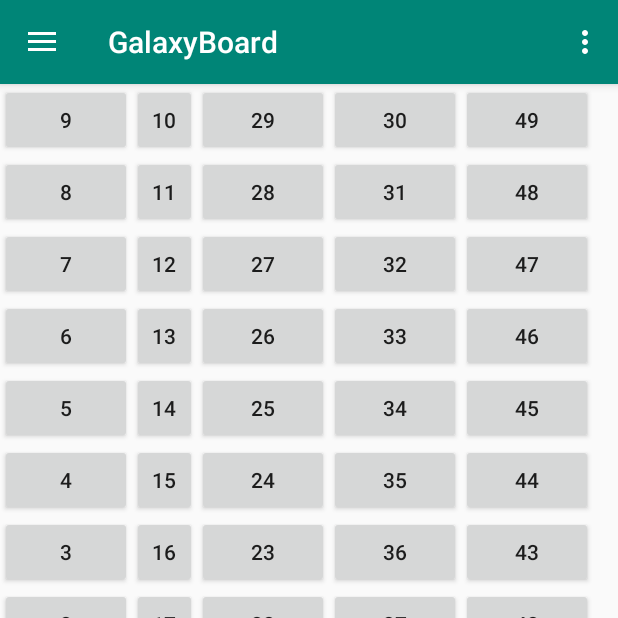
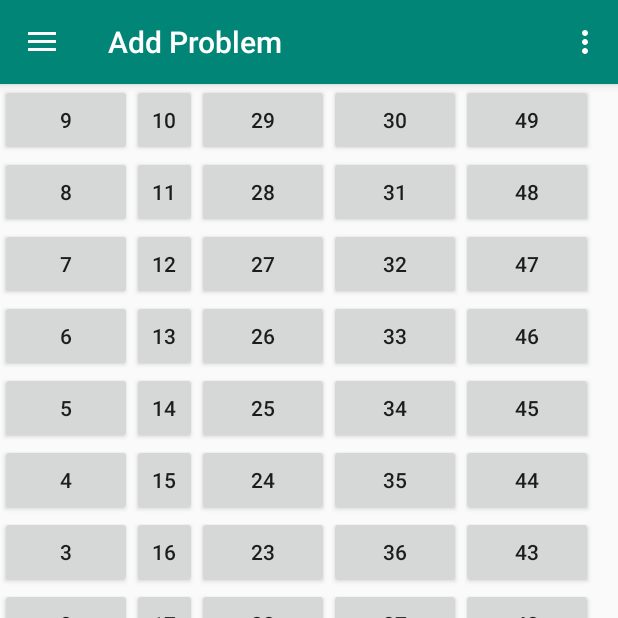
Before and after one commit to not-just-makers/galaxyboard-android, an Android app: the screen it shows after launch (MainActivity), on a phone screen of 412 x 824 dp, the top half of it. Run offline under Robolectric (Android 15) with nearby library versions, the phone set to English and light mode, and no system bars; libraries missing offline, so code that uses them is left out: petrov.kristiyan.colorpicker.

Commit message:
Use fragments instead of full activities

```diff
--- /dev/null
+++ b/app/src/main/java/com/notjustmakers/galaxyboard/AddProblemFragment.java
@@ -0,0 +1,209 @@
+package com.notjustmakers.galaxyboard;
+
+import android.content.Context;
+import android.net.Uri;
+import android.os.Bundle;
+
+import androidx.fragment.app.Fragment;
+import petrov.kristiyan.colorpicker.ColorPicker;
+import retrofit2.Call;
+import retrofit2.Callback;
+import retrofit2.Response;
+import retrofit2.Retrofit;
+import retrofit2.converter.gson.GsonConverterFactory;
+
+import android.util.Log;
+import android.view.LayoutInflater;
+import android.view.View;
+import android.view.ViewGroup;
+import android.widget.Button;
+import android.widget.TableLayout;
+import android.widget.TableRow;
+
+import com.notjustmakers.galaxyboard.api.GalaxyBoardApi;
+import com.notjustmakers.galaxyboard.model.Color;
+import com.notjustmakers.galaxyboard.model.Status;
+
+import java.util.ArrayList;
+
+
+/**
+ * A simple {@link Fragment} subclass.
+ * Activities that contain this fragment must implement the
+ * {@link AddProblemFragment.OnFragmentInteractionListener} interface
+ * to handle interaction events.
+ * Use the {@link AddProblemFragment#newInstance} factory method to
+ * create an instance of this fragment.
+ */
+public class AddProblemFragment extends Fragment {
+
+    private static final Integer N_ROWS = 10;
+    private static final Integer N_COLUMNS = 5;
+
+    private ArrayList<String> ledColors;
+    private GalaxyBoardApi galaxyBoardApi;
+
+    // TODO: Rename parameter arguments, choose names that match
+    // the fragment initialization parameters, e.g. ARG_ITEM_NUMBER
+    private static final String ARG_PARAM1 = "param1";
+    private static final String ARG_PARAM2 = "param2";
+
+    // TODO: Rename and change types of parameters
+    private String mParam1;
+    private String mParam2;
+
+    private OnFragmentInteractionListener mListener;
+
+    public AddProblemFragment() {
+        // Required empty public constructor
+    }
+
+    /**
+     * Use this factory method to create a new instance of
+     * this fragment using the provided parameters.
+     *
+     * @param param1 Parameter 1.
+     * @param param2 Parameter 2.
+     * @return A new instance of fragment AddProblemFragment.
+     */
+    // TODO: Rename and change types and number of parameters
+    public static AddProblemFragment newInstance(String param1, String param2) {
+        AddProblemFragment fragment = new AddProblemFragment();
+        Bundle args = new Bundle();
+        args.putString(ARG_PARAM1, param1);
+        args.putString(ARG_PARAM2, param2);
+        fragment.setArguments(args);
+        return fragment;
+    }
+
+    @Override
+    public void onCreate(Bundle savedInstanceState) {
+        super.onCreate(savedInstanceState);
+        if (getArguments() != null) {
+            mParam1 = getArguments().getString(ARG_PARAM1);
+            mParam2 = getArguments().getString(ARG_PARAM2);
+        }
+
+        initializeApi();
+        initializeLedColors();
+    }
+
+    @Override
+    public View onCreateView(LayoutInflater inflater, ViewGroup container, Bundle savedInstanceState) {
+        if (mListener != null) {
+            mListener.onFragmentInteraction("Add Problem");
+        }
+        View view = inflater.inflate(R.layout.fragment_add_problem, container, false);
+
+        createButtonMatrix(view);
+
+        return view;
+    }
+
+    @Override
+    public void onAttach(Context context) {
+        super.onAttach(context);
+        if (context instanceof OnFragmentInteractionListener) {
+            mListener = (OnFragmentInteractionListener) context;
+        } else {
+            throw new RuntimeException(context.toString()
+                + " must implement OnFragmentInteractionListener");
+        }
+    }
+
+    @Override
+    public void onDetach() {
+        super.onDetach();
+        mListener = null;
+    }
+
+    /**
+     * This interface must be implemented by activities that contain this
+     * fragment to allow an interaction in this fragment to be communicated
+     * to the activity and potentially other fragments contained in that
+     * activity.
+     * <p>
+     * See the Android Training lesson <a href=
+     * "http://developer.android.com/training/basics/fragments/communicating.html"
+     * >Communicating with Other Fragments</a> for more information.
+     */
+    public interface OnFragmentInteractionListener {
+        // TODO: Update argument type and name
+        void onFragmentInteraction(String title);
+    }
+
+    private void createButtonMatrix(View view) {
+        TableLayout tableLayout = (TableLayout) view.findViewById(R.id.ledMatrix);
+
+        for (int i=0; i<N_ROWS; i++) {
+            TableRow tableRow = new TableRow(getContext());
+            tableLayout.addView(tableRow);
+            for (int j = 0; j < N_COLUMNS; j++) {
+                final int ledPosition = j % 2 == 0 ?
+                    ((N_ROWS - i - 1) + j * N_ROWS) :  (i + j * N_ROWS);
+                final Button button = new Button(getContext());
+                button.setText(String.valueOf(ledPosition));
+                button.setOnClickListener(new View.OnClickListener() {
+                    @Override
+                    public void onClick(View v) {
+                        openColorPicker(ledPosition, button);
+                    }
+                });
+                tableRow.addView(button);
+            }
+        }
+    }
+
+    private void initializeLedColors() {
+        ledColors = new ArrayList<>();
+        ledColors.add("#ffffff"); // WHITE
+        ledColors.add("#c0c0c0"); // LIGHT GRAY
+        ledColors.add("#808080"); // GRAY
+        ledColors.add("#404040"); // DARK_GRAY
+        ledColors.add("#000000"); // BLACK
+        ledColors.add("#ff0000"); // RED
+        ledColors.add("#ffafaf"); // PINK
+        ledColors.add("#ffc800"); // ORANGE
+        ledColors.add("#ffff00"); // YELLOW
+        ledColors.add("#00ff00"); // GREEN
+        ledColors.add("#ff00ff"); // MAGENTA
+        ledColors.add("#00ffff"); // CYAN
+        ledColors.add("#0000ff"); // BLUE
+    }
+
+    private void initializeApi() {
+        galaxyBoardApi = new Retrofit.Builder()
+            .baseUrl("http://192.168.0.196")
+            .addConverterFactory(GsonConverterFactory.create())
+            .build()
+            .create(GalaxyBoardApi.class);
+    }
+
+    private void openColorPicker(final int ledPosition, final Button button) {
+        new ColorPicker(getActivity())
+            .setColors(ledColors)
+            .setOnChooseColorListener(new ColorPicker.OnChooseColorListener() {
+                @Override
+                public void onChooseColor(int position, final int color) {
+                    galaxyBoardApi.setPixel(new Color(color), ledPosition).enqueue(new Callback<Status>() {
+                        @Override
+                        public void onResponse(Call<Status> call, Response<Status> response) {
+                            button.setBackgroundColor(color);
+                        }
+
+                        @Override
+                        public void onFailure(Call<Status> call, Throwable t) {
+                            Log.e("t: {}", t.getMessage(), t);
+                        }
+                    });
+                }
+
+                @Override
+                public void onCancel(){
+                    // put code
+                }
+            })
+            .setRoundColorButton(true)
+            .show();
+    }
+}
--- a/app/src/main/java/com/notjustmakers/galaxyboard/MainActivity.java
+++ b/app/src/main/java/com/notjustmakers/galaxyboard/MainActivity.java
@@ -1,45 +1,29 @@
 package com.notjustmakers.galaxyboard;
 
-import android.content.pm.PackageInfo;
-import android.content.pm.PackageManager;
+import android.net.Uri;
 import android.os.Bundle;
-import android.util.Log;
 import android.view.Menu;
 import android.view.MenuItem;
 import android.view.View;
-import android.widget.Button;
-import android.widget.TableLayout;
-import android.widget.TableRow;
-import android.widget.TextView;
 
 import com.google.android.material.floatingactionbutton.FloatingActionButton;
 import com.google.android.material.navigation.NavigationView;
 import com.google.android.material.snackbar.Snackbar;
-import com.notjustmakers.galaxyboard.api.GalaxyBoardApi;
-import com.notjustmakers.galaxyboard.model.Color;
-import com.notjustmakers.galaxyboard.model.Status;
 
-import java.util.ArrayList;
+import java.util.Objects;
 
 import androidx.appcompat.app.ActionBarDrawerToggle;
 import androidx.appcompat.app.AppCompatActivity;
 import androidx.appcompat.widget.Toolbar;
 import androidx.core.view.GravityCompat;
 import androidx.drawerlayout.widget.DrawerLayout;
-import petrov.kristiyan.colorpicker.ColorPicker;
-import retrofit2.Call;
-import retrofit2.Callback;
-import retrofit2.Response;
-import retrofit2.Retrofit;
-import retrofit2.converter.gson.GsonConverterFactory;
+import androidx.fragment.app.Fragment;
+import androidx.fragment.app.FragmentTransaction;
 
-public class MainActivity extends AppCompatActivity implements NavigationView.OnNavigationItemSelectedListener {
-
-    private static final Integer N_ROWS = 10;
-    private static final Integer N_COLUMNS = 5;
-
-    private ArrayList<String> ledColors;
-    private GalaxyBoardApi galaxyBoardApi;
+public class MainActivity extends AppCompatActivity implements
+    NavigationView.OnNavigationItemSelectedListener,
+    AddProblemFragment.OnFragmentInteractionListener,
+    ProblemsFragment.OnFragmentInteractionListener {
 
     @Override
     protected void onCreate(Bundle savedInstanceState) {
@@ -66,9 +50,10 @@ public class MainActivity extends AppCompatActivity implements NavigationView.On
         NavigationView navigationView = (NavigationView) findViewById(R.id.nav_view);
         navigationView.setNavigationItemSelectedListener(this);
 
-        createButtonMatrix();
-        initializeLedColors();
-        initializeApi();
+        //NOTE:  Open fragment1 initially.
+        FragmentTransaction ft = getSupportFragmentManager().beginTransaction();
+        ft.replace(R.id.mainFrame, AddProblemFragment.newInstance(null, null));
+        ft.commit();
     }
 
     @Override
@@ -109,12 +94,21 @@ public class MainActivity extends AppCompatActivity implements NavigationView.On
         // Handle navigation view item clicks here.
         int id = item.getItemId();
 
+        Fragment fragment = null;
+
         if (id == R.id.nav_problems) {
-
+            fragment = ProblemsFragment.newInstance(null, null);
         } else if (id == R.id.nav_connection) {
 
         } else if (id == R.id.nav_board_settings) {
 
+        }
+
+        //NOTE: Fragment changing code
+        if (fragment != null) {
+            FragmentTransaction ft = getSupportFragmentManager().beginTransaction();
+            ft.replace(R.id.mainFrame, fragment);
+            ft.commit();
         }
 
         DrawerLayout drawer = (DrawerLayout) findViewById(R.id.drawer_layout);
@@ -122,78 +116,8 @@ public class MainActivity extends AppCompatActivity implements NavigationView.On
         return true;
     }
 
-    private void createButtonMatrix() {
-        TableLayout tableLayout = (TableLayout) findViewById(R.id.ledMatrix);
-
-        for (int i=0; i<N_ROWS; i++) {
-            TableRow tableRow = new TableRow(this);
-            tableLayout.addView(tableRow);
-            for (int j = 0; j < N_COLUMNS; j++) {
-                final int ledPosition = j % 2 == 0 ?
-                    ((N_ROWS - i - 1) + j * N_ROWS) :  (i + j * N_ROWS);
-                final Button button = new Button(this);
-                button.setText(String.valueOf(ledPosition));
-                button.setOnClickListener(new View.OnClickListener() {
-                    @Override
-                    public void onClick(View v) {
-                        openColorPicker(ledPosition, button);
-                    }
-                });
-                tableRow.addView(button);
-            }
-        }
-    }
-
-    private void initializeLedColors() {
-        ledColors = new ArrayList<>();
-        ledColors.add("#ffffff"); // WHITE
-        ledColors.add("#c0c0c0"); // LIGHT GRAY
-        ledColors.add("#808080"); // GRAY
-        ledColors.add("#404040"); // DARK_GRAY
-        ledColors.add("#000000"); // BLACK
-        ledColors.add("#ff0000"); // RED
-        ledColors.add("#ffafaf"); // PINK
-        ledColors.add("#ffc800"); // ORANGE
-        ledColors.add("#ffff00"); // YELLOW
-        ledColors.add("#00ff00"); // GREEN
-        ledColors.add("#ff00ff"); // MAGENTA
-        ledColors.add("#00ffff"); // CYAN
-        ledColors.add("#0000ff"); // BLUE
-    }
-
-    private void initializeApi() {
-        galaxyBoardApi = new Retrofit.Builder()
-            .baseUrl("http://192.168.0.196")
-            .addConverterFactory(GsonConverterFactory.create())
-            .build()
-            .create(GalaxyBoardApi.class);
-    }
-
-    private void openColorPicker(final int ledPosition, final Button button) {
-        new ColorPicker(this)
-            .setColors(ledColors)
-            .setOnChooseColorListener(new ColorPicker.OnChooseColorListener() {
-                @Override
-                public void onChooseColor(int position, final int color) {
-                    galaxyBoardApi.setPixel(new Color(color), ledPosition).enqueue(new Callback<Status>() {
-                        @Override
-                        public void onResponse(Call<Status> call, Response<Status> response) {
-                            button.setBackgroundColor(color);
-                        }
-
-                        @Override
-                        public void onFailure(Call<Status> call, Throwable t) {
-                            Log.e("t: {}", t.getMessage(), t);
-                        }
-                    });
-                }
-
-                @Override
-                public void onCancel(){
-                    // put code
-                }
-            })
-            .setRoundColorButton(true)
-            .show();
+    @Override
+    public void onFragmentInteraction(String title) {
+        Objects.requireNonNull(getSupportActionBar()).setTitle(title);
     }
 }
--- a/app/src/main/res/layout/content_main.xml
+++ b/app/src/main/res/layout/content_main.xml
@@ -7,30 +7,10 @@
     app:layout_behavior="@string/appbar_scrolling_view_behavior"
     tools:context=".MainActivity"
     tools:showIn="@layout/app_bar_main">
-
-    <TableLayout
-        android:id="@+id/ledMatrix"
-        android:layout_width="395dp"
-        android:layout_height="659dp"
-        android:shrinkColumns="1"
-        android:stretchColumns="1"
-        tools:layout_editor_absoluteX="8dp"
-        tools:layout_editor_absoluteY="8dp">
-
-        <TableRow
-            android:layout_width="match_parent"
-            android:layout_height="match_parent" />
-
-        <TableRow
-            android:layout_width="match_parent"
-            android:layout_height="match_parent" />
-
-        <TableRow
-            android:layout_width="match_parent"
-            android:layout_height="match_parent" />
-
-        <TableRow
-            android:layout_width="match_parent"
-            android:layout_height="match_parent" />
-    </TableLayout>
+    <!-- Note : This is the container Frame Layout for all the fragmetns-->
+    <FrameLayout
+        android:layout_width="match_parent"
+        android:layout_height="match_parent"
+        android:id="@+id/mainFrame">
+    </FrameLayout>
 </androidx.constraintlayout.widget.ConstraintLayout>
--- /dev/null
+++ b/app/src/main/res/layout/fragment_add_problem.xml
@@ -0,0 +1,18 @@
+<?xml version="1.0" encoding="utf-8"?>
+<FrameLayout xmlns:android="http://schemas.android.com/apk/res/android"
+    xmlns:tools="http://schemas.android.com/tools"
+    android:layout_width="match_parent"
+    android:layout_height="match_parent"
+    tools:context=".AddProblemFragment">
+
+    <TableLayout
+        android:id="@+id/ledMatrix"
+        android:layout_width="395dp"
+        android:layout_height="659dp"
+        android:shrinkColumns="1"
+        android:stretchColumns="1"
+        tools:layout_editor_absoluteX="8dp"
+        tools:layout_editor_absoluteY="8dp">
+    </TableLayout>
+
+</FrameLayout>
--- a/app/src/main/res/values/strings.xml
+++ b/app/src/main/res/values/strings.xml
@@ -6,4 +6,7 @@
     <string name="nav_header_subtitle">1.0</string>
     <string name="nav_header_desc">Navigation header</string>
     <string name="action_settings">Settings</string>
+
+    <!-- TODO: Remove or change this placeholder text -->
+    <string name="hello_blank_fragment">Hello blank fragment</string>
 </resources>
```
Also changed, not shown: app/src/main/java/com/notjustmakers/galaxyboard/ProblemsFragment.java (added, +100 -0 lines), app/src/main/res/drawable/ic_button_add.xml (added, +9 -0 lines), app/src/main/res/layout/fragment_problems.xml (added, +14 -0 lines).
